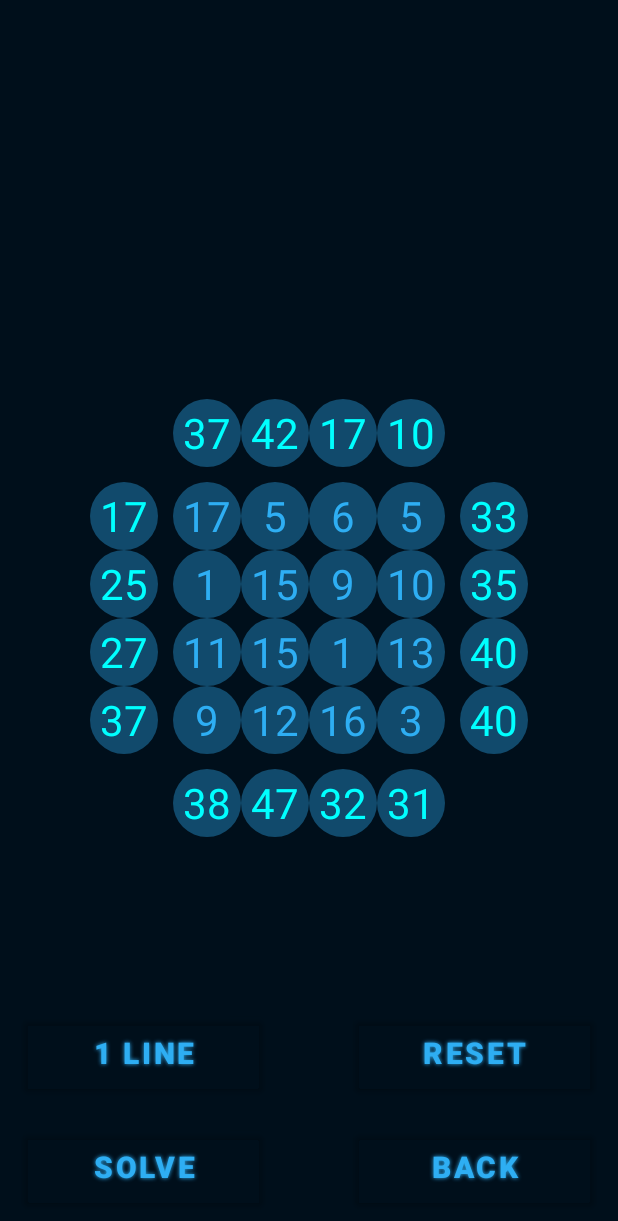
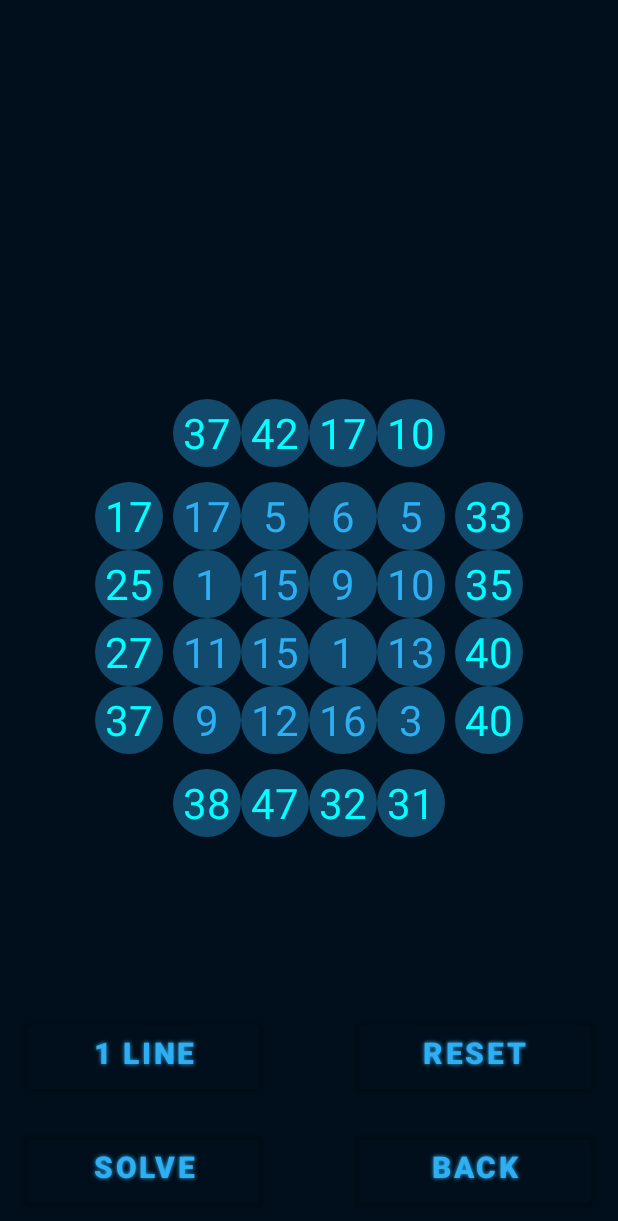
Before and after one commit to noro129/NuMa-Game, an Android app: the screen it shows after launch (PlayGame), after a tap on "START GAME", on a phone screen of 412 x 824 dp. Shown: the top 1221 px of the screen. Run offline under Robolectric (Android 15) with nearby library versions, the phone set to English and light mode, and no system bars.

Commit message:
front modifications

```diff
--- a/app/src/main/res/layout/activity_menu.xml
+++ b/app/src/main/res/layout/activity_menu.xml
@@ -118,8 +118,7 @@
         app:layout_constraintBottom_toTopOf="@+id/tutorial"
         app:layout_constraintEnd_toEndOf="parent"
         app:layout_constraintStart_toStartOf="parent"
-        app:layout_constraintTop_toBottomOf="@+id/menuLogo"
-        android:background="@color/foreground1Alpha">
+        app:layout_constraintTop_toBottomOf="@+id/menuLogo">
 
         <TextView
             android:id="@+id/levelBeginner"
--- a/app/src/main/res/layout/activity_play_game.xml
+++ b/app/src/main/res/layout/activity_play_game.xml
@@ -25,7 +25,7 @@
         android:id="@+id/rowsResults"
         android:layout_width="wrap_content"
         android:layout_height="wrap_content"
-        android:layout_marginEnd="10dp"
+        android:layout_marginEnd="10px"
         android:orientation="vertical"
         app:layout_constraintBottom_toBottomOf="@+id/matrixToFill"
         app:layout_constraintEnd_toStartOf="@+id/matrixToFill"
@@ -52,7 +52,7 @@
         android:id="@+id/rowsResultsCurrent"
         android:layout_width="wrap_content"
         android:layout_height="wrap_content"
-        android:layout_marginStart="10dp"
+        android:layout_marginStart="10px"
         android:orientation="vertical"
         app:layout_constraintBottom_toTopOf="@+id/columnsResultsCurrent"
         app:layout_constraintStart_toEndOf="@+id/matrixToFill"
```
